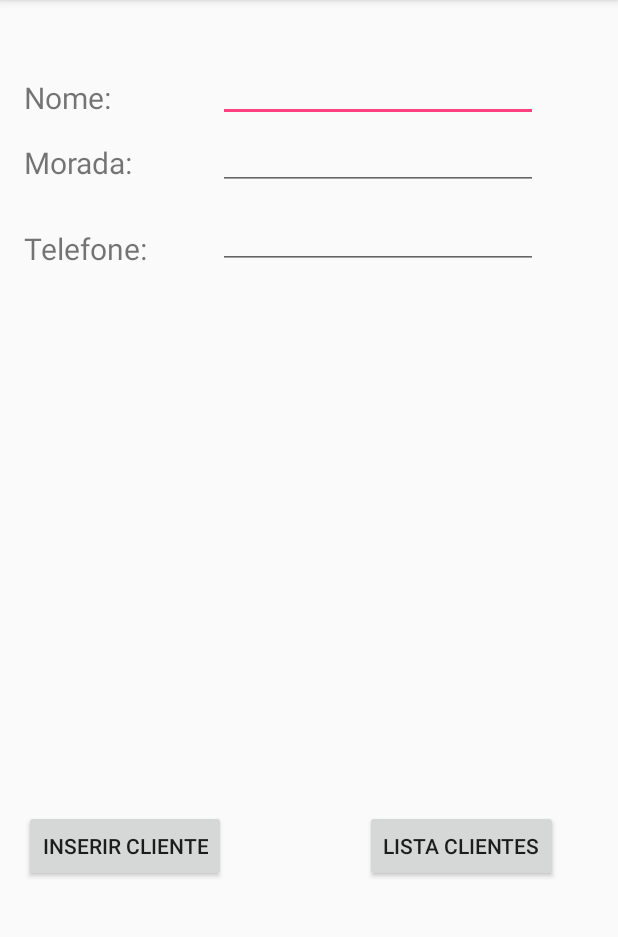
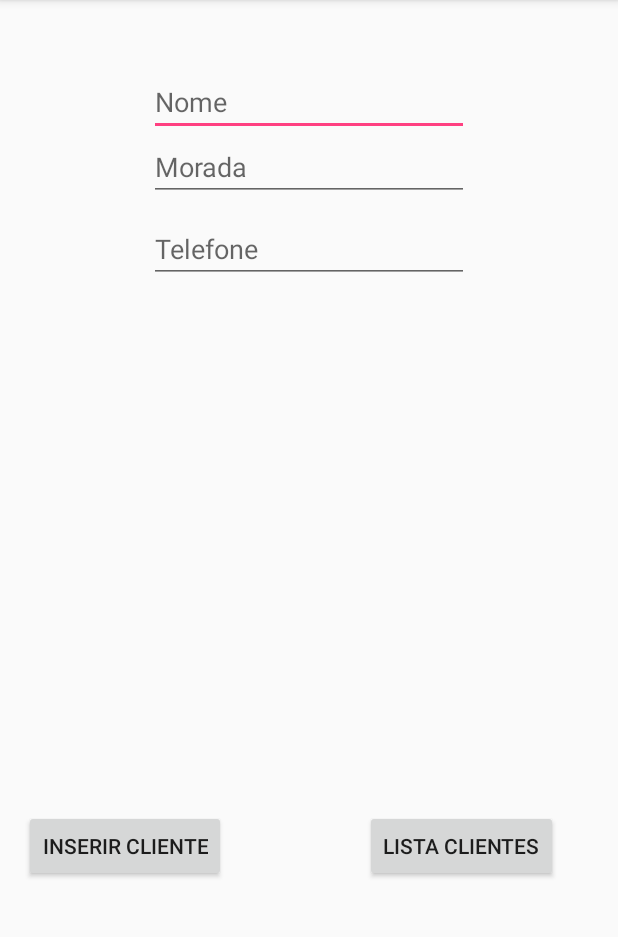
Before and after one commit to heldersilva07/gestao-comercial, an Android app: the screen it shows after launch (MainActivity), on a phone screen of 412 x 824 dp, the part 84-1021 px from its top. Run offline under Robolectric (Android 15) with nearby library versions, the phone set to English and light mode, and no system bars.

Commit message:
Versao1.3

```diff
--- a/app/src/main/res/layout/activity_main.xml
+++ b/app/src/main/res/layout/activity_main.xml
@@ -7,56 +7,16 @@
     tools:context="com.example.heldersilva.comercialgestao.MainActivity"
     tools:layout_editor_absoluteY="81dp">
 
-    <TextView
-        android:id="@+id/textView3"
-        android:layout_width="wrap_content"
-        android:layout_height="wrap_content"
-        android:layout_marginBottom="49dp"
-        android:layout_marginStart="16dp"
-        android:layout_marginTop="52dp"
-        android:text="Nome:"
-        android:textSize="20sp"
-        app:layout_constraintBottom_toBottomOf="@+id/aMorada"
-        app:layout_constraintStart_toStartOf="parent"
-        app:layout_constraintTop_toTopOf="parent"
-        tools:layout_constraintBottom_creator="1"
-        tools:layout_constraintLeft_creator="1"
-        tools:layout_constraintTop_creator="1" />
-
-    <TextView
-        android:id="@+id/textView"
-        android:layout_width="wrap_content"
-        android:layout_height="wrap_content"
-        android:layout_marginStart="16dp"
-        android:layout_marginTop="16dp"
-        android:text="Morada:"
-        android:textSize="20sp"
-        app:layout_constraintStart_toStartOf="parent"
-        app:layout_constraintTop_toBottomOf="@+id/textView3"
-        tools:layout_constraintLeft_creator="1"
-        tools:layout_constraintTop_creator="1" />
-
-    <TextView
-        android:id="@+id/textView2"
-        android:layout_width="wrap_content"
-        android:layout_height="wrap_content"
-        android:layout_marginStart="16dp"
-        android:text="Telefone:"
-        android:textSize="20sp"
-        app:layout_constraintBottom_toBottomOf="@+id/oNumero"
-        app:layout_constraintStart_toStartOf="parent"
-        tools:layout_constraintBottom_creator="1"
-        tools:layout_constraintLeft_creator="1" />
-
     <EditText
         android:id="@+id/oNome"
         android:layout_width="wrap_content"
         android:layout_height="wrap_content"
-        android:layout_marginEnd="53dp"
-        android:layout_marginTop="36dp"
+        android:layout_marginTop="45dp"
         android:ems="10"
+        android:hint="Nome"
         android:inputType="textPersonName"
         app:layout_constraintEnd_toEndOf="parent"
+        app:layout_constraintStart_toStartOf="parent"
         app:layout_constraintTop_toTopOf="parent"
         tools:layout_constraintRight_creator="1"
         tools:layout_constraintTop_creator="1" />
@@ -65,10 +25,12 @@
         android:id="@+id/aMorada"
         android:layout_width="wrap_content"
         android:layout_height="wrap_content"
+        android:layout_marginTop="43dp"
         android:ems="10"
+        android:hint="Morada"
         android:inputType="textPersonName"
         app:layout_constraintStart_toStartOf="@+id/oNome"
-        app:layout_constraintTop_toBottomOf="@+id/oNome"
+        app:layout_constraintTop_toTopOf="@+id/oNome"
         tools:layout_constraintLeft_creator="1"
         tools:layout_constraintRight_creator="1"
         tools:layout_constraintTop_creator="1" />
@@ -77,8 +39,9 @@
         android:id="@+id/oNumero"
         android:layout_width="wrap_content"
         android:layout_height="wrap_content"
-        android:layout_marginTop="7dp"
+        android:layout_marginTop="9dp"
         android:ems="10"
+        android:hint="Telefone"
         android:inputType="textPersonName"
         app:layout_constraintStart_toStartOf="@+id/aMorada"
         app:layout_constraintTop_toBottomOf="@+id/aMorada"
```
Also changed, not shown: app/src/main/res/layout/activity_detalhes.xml (+26 -24 lines), app/src/main/res/layout/activity_listar.xml (+13 -2 lines).
